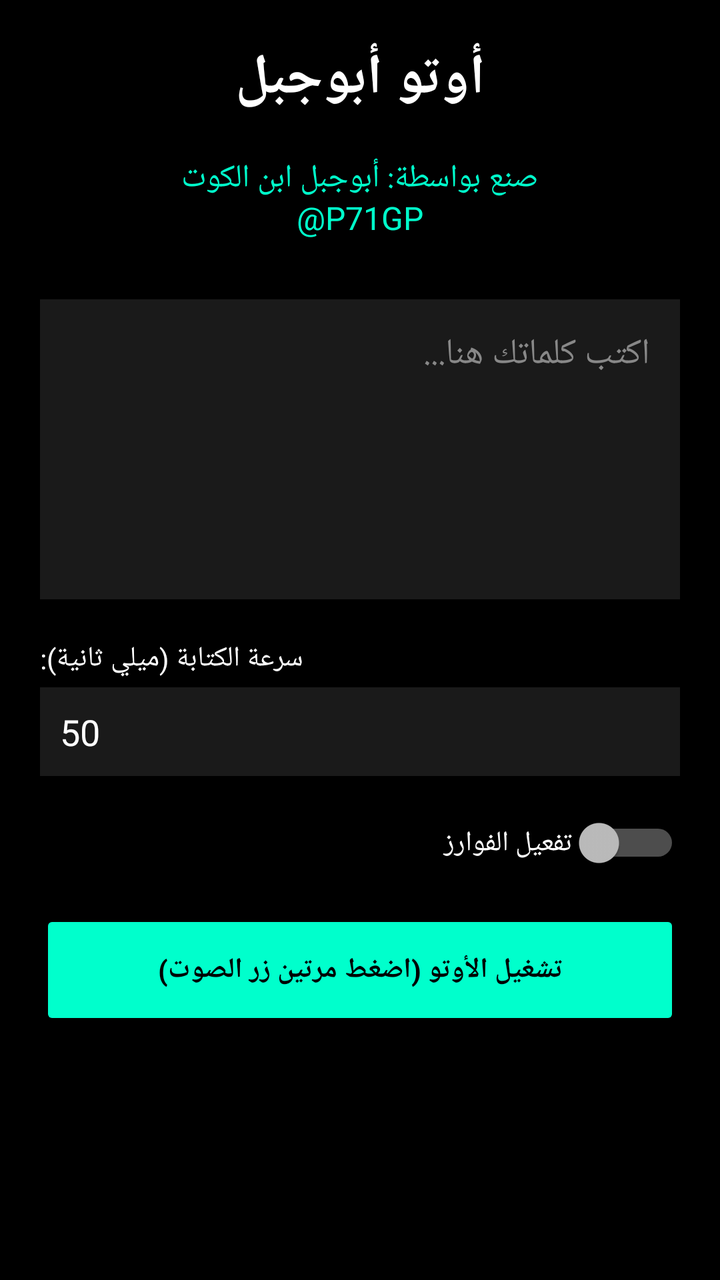
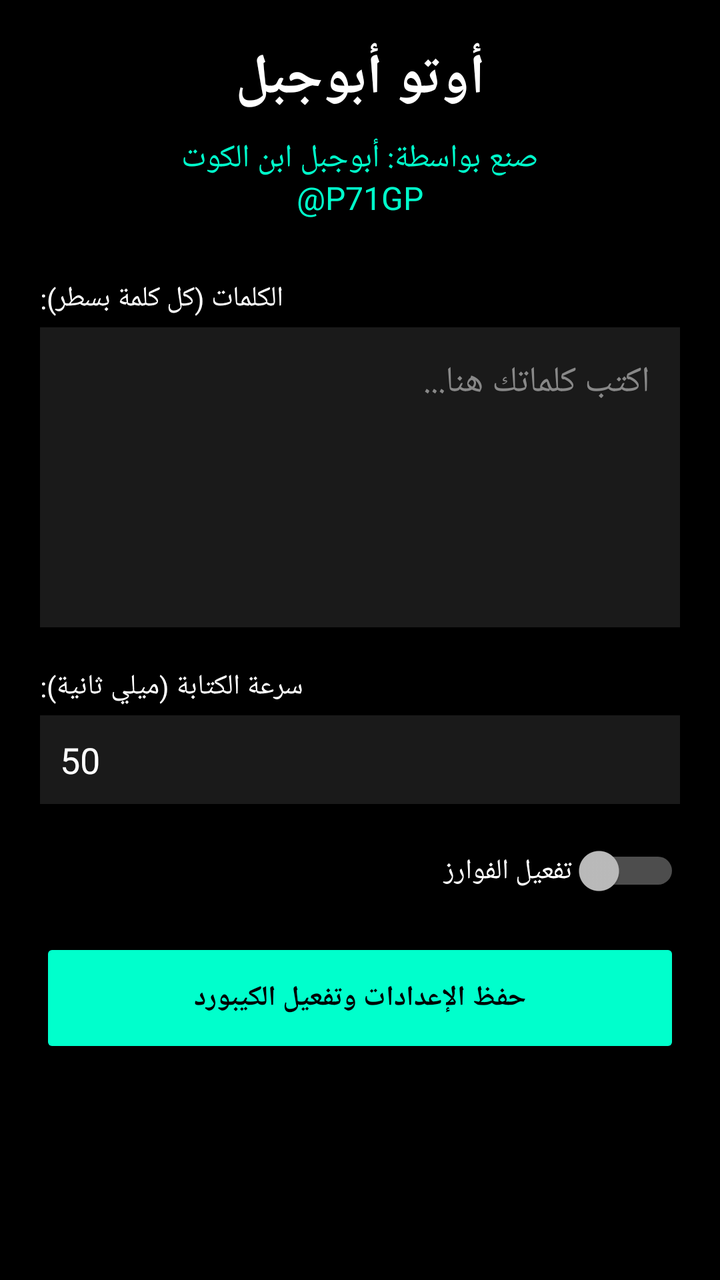

Screens rendered from an Android XML layout before and after an edit, with the pre-edit source and the edit as a unified diff.
<!-- AndroidManifest.xml: application theme Theme.AppCompat.NoActionBar -->
<!-- res/layout/activity_main.xml -->
<?xml version="1.0" encoding="utf-8"?>
<LinearLayout xmlns:android="http://schemas.android.com/apk/res/android"
    android:layout_width="match_parent"
    android:layout_height="match_parent"
    android:background="#000000"
    android:orientation="vertical"
    android:padding="20dp">

    <TextView
        android:layout_width="match_parent"
        android:layout_height="wrap_content"
        android:text="أوتو أبوجبل"
        android:textColor="#FFFFFF"
        android:textSize="28sp"
        android:textStyle="bold"
        android:gravity="center"
        android:layout_marginBottom="20dp" />

    <TextView
        android:layout_width="match_parent"
        android:layout_height="wrap_content"
        android:text="صنع بواسطة: أبوجبل ابن الكوت\n@P71GP"
        android:textColor="#00FFCC"
        android:textSize="16sp"
        android:gravity="center"
        android:layout_marginBottom="30dp" />

    
    <EditText
        android:id="@+id/wordsInput"
        android:layout_width="match_parent"
        android:layout_height="150dp"
        android:background="#1A1A1A"
        android:textColor="#FFFFFF"
        android:gravity="top|start"
        android:hint="اكتب كلماتك هنا..."
        android:textColorHint="#888888"
        android:padding="15dp"
        android:layout_marginBottom="20dp" />

    
    <TextView
        android:layout_width="wrap_content"
        android:layout_height="wrap_content"
        android:text="سرعة الكتابة (ميلي ثانية):"
        android:textColor="#FFFFFF"
        android:layout_marginBottom="5dp" />

    <EditText
        android:id="@+id/speedInput"
        android:layout_width="match_parent"
        android:layout_height="wrap_content"
        android:background="#1A1A1A"
        android:textColor="#FFFFFF"
        android:inputType="number"
        android:text="50"
        android:padding="10dp"
        android:layout_marginBottom="20dp" />

    
    <Switch
        android:id="@+id/fawarizSwitch"
        android:layout_width="match_parent"
        android:layout_height="wrap_content"
        android:text="تفعيل الفوارز"
        android:textColor="#FFFFFF"
        android:layout_marginBottom="20dp" />

    <Button
        android:id="@+id/startButton"
        android:layout_width="match_parent"
        android:layout_height="60dp"
        android:text="تشغيل الأوتو (اضغط مرتين زر الصوت)"
        android:backgroundTint="#00FFCC"
        android:textColor="#000000"
        android:textStyle="bold" />

</LinearLayout>
<!-- resources referenced by this layout -->
<resources>

</resources>

<!-- the commit's change to res/layout/activity_main.xml (unified diff, before → after) -->
@@ -14,7 +14,7 @@
         android:textSize="28sp"
         android:textStyle="bold"
         android:gravity="center"
-        android:layout_marginBottom="20dp" />
+        android:layout_marginBottom="10dp" />
 
     <TextView
         android:layout_width="match_parent"
@@ -25,7 +25,13 @@
         android:gravity="center"
         android:layout_marginBottom="30dp" />
 
-    
+    <TextView
+        android:layout_width="wrap_content"
+        android:layout_height="wrap_content"
+        android:text="الكلمات (كل كلمة بسطر):"
+        android:textColor="#FFFFFF"
+        android:layout_marginBottom="5dp" />
+
     <EditText
         android:id="@+id/wordsInput"
         android:layout_width="match_parent"
@@ -38,7 +44,6 @@
         android:padding="15dp"
         android:layout_marginBottom="20dp" />
 
-    
     <TextView
         android:layout_width="wrap_content"
         android:layout_height="wrap_content"
@@ -57,7 +62,6 @@
         android:padding="10dp"
         android:layout_marginBottom="20dp" />
 
-    
     <Switch
         android:id="@+id/fawarizSwitch"
         android:layout_width="match_parent"
@@ -70,7 +74,7 @@
         android:id="@+id/startButton"
         android:layout_width="match_parent"
         android:layout_height="60dp"
-        android:text="تشغيل الأوتو (اضغط مرتين زر الصوت)"
+        android:text="حفظ الإعدادات وتفعيل الكيبورد"
         android:backgroundTint="#00FFCC"
         android:textColor="#000000"
         android:textStyle="bold" />
